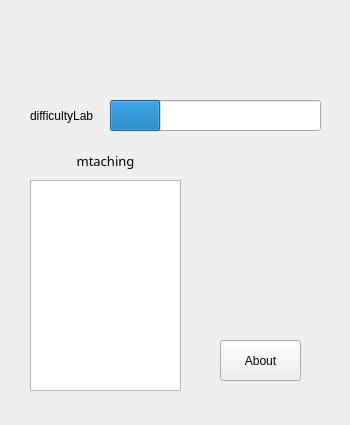
This is recipebutton.ui in ReneeTong/a8-edu-app as Qt 5 draws it before an edit. The edited form follows.
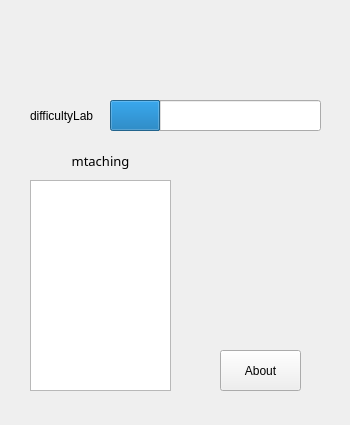
This is the edited form.

Commit message: Fix small bugs, finished now

```diff
--- a/recipebutton.ui
+++ b/recipebutton.ui
@@ -59,7 +59,7 @@
    <property name="geometry">
     <rect>
      <x>220</x>
-     <y>340</y>
+     <y>350</y>
      <width>81</width>
      <height>41</height>
     </rect>
@@ -86,7 +86,7 @@
     <rect>
      <x>30</x>
      <y>180</y>
-     <width>151</width>
+     <width>141</width>
      <height>211</height>
     </rect>
    </property>
@@ -96,7 +96,7 @@
     <rect>
      <x>30</x>
      <y>150</y>
-     <width>151</width>
+     <width>141</width>
      <height>21</height>
     </rect>
    </property>
```
The commit also changes 2 other files.
